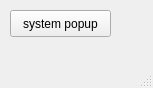
matgnt/mobos-gui, file 3rdparty/qtDbus/ui/MainWindow.ui: the form before one commit.
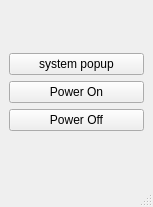
The form after the commit.

Commit message:
ofono power on/off works via qt dbus
GUI has 2 buttons to turn the ofono device (phonesim hardcoded) on and off

Patch:
```diff
--- a/3rdparty/qtDbus/ui/MainWindow.ui
+++ b/3rdparty/qtDbus/ui/MainWindow.ui
@@ -1,31 +1,45 @@
 <ui version="4.0" >
  <class>MainWindow</class>
- <widget class="QMainWindow" name="MainWindow" >
-  <property name="geometry" >
+ <widget class="QMainWindow" name="MainWindow">
+  <property name="geometry">
    <rect>
     <x>0</x>
     <y>0</y>
     <width>153</width>
-    <height>88</height>
+    <height>207</height>
    </rect>
   </property>
   <property name="windowTitle" >
    <string>MainWindow</string>
   </property>
-  <widget class="QWidget" name="centralwidget" >
-   <widget class="QPushButton" name="btnSystemPopup" >
-    <property name="geometry" >
-     <rect>
-      <x>10</x>
-      <y>10</y>
-      <width>101</width>
-      <height>27</height>
-     </rect>
-    </property>
-    <property name="text" >
-     <string>system popup</string>
-    </property>
-   </widget>
+  <widget class="QWidget" name="centralwidget">
+   <layout class="QVBoxLayout" name="verticalLayout_2">
+    <item>
+     <layout class="QVBoxLayout" name="verticalLayout">
+      <item>
+       <widget class="QPushButton" name="btnSystemPopup">
+        <property name="text">
+         <string>system popup</string>
+        </property>
+       </widget>
+      </item>
+      <item>
+       <widget class="QPushButton" name="btnPowerOn">
+        <property name="text">
+         <string>Power On</string>
+        </property>
+       </widget>
+      </item>
+      <item>
+       <widget class="QPushButton" name="btnPowerOff">
+        <property name="text">
+         <string>Power Off</string>
+        </property>
+       </widget>
+      </item>
+     </layout>
+    </item>
+   </layout>
   </widget>
   <widget class="QMenuBar" name="menubar" >
    <property name="geometry" >
```
Left out of the diff: 13 changed lines with no effect on the pictures. The commit also changes 13 other files.
